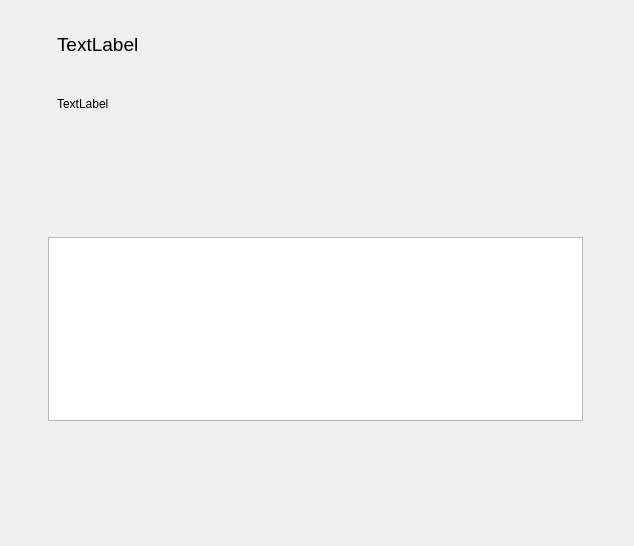
The window that src/gui/ui/user/welcome_view.ui (colingelling/PyQt6-test) describes before a commit, drawn with Qt 5.
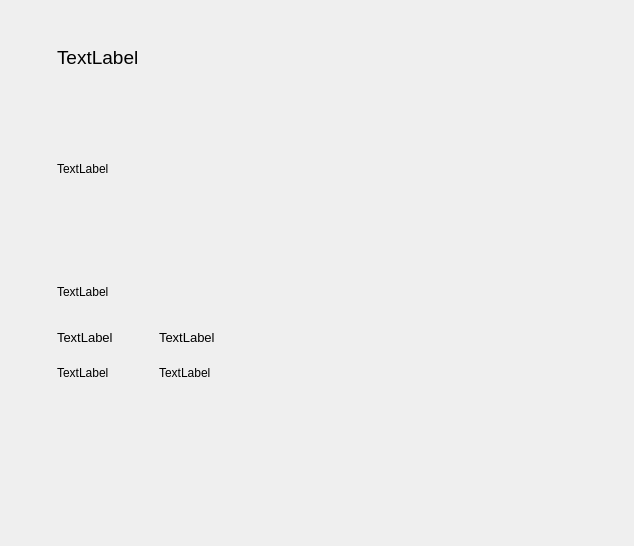
The same window after the commit.

Commit message: Added view design content and updated list with tasks.

Patch:
```diff
--- a/src/gui/ui/user/welcome_view.ui
+++ b/src/gui/ui/user/welcome_view.ui
@@ -161,51 +161,6 @@
         </property>
        </spacer>
       </item>
-      <item row="2" column="3" rowspan="4" colspan="12">
-       <widget class="QWidget" name="widget_2" native="true">
-        <layout class="QGridLayout" name="gridLayout_4">
-         <item row="1" column="0">
-          <spacer name="verticalSpacer_16">
-           <property name="orientation">
-            <enum>Qt::Vertical</enum>
-           </property>
-           <property name="sizeHint" stdset="0">
-            <size>
-             <width>20</width>
-             <height>40</height>
-            </size>
-           </property>
-          </spacer>
-         </item>
-         <item row="0" column="0">
-          <widget class="QLabel" name="userIntroductionLabel">
-           <property name="sizePolicy">
-            <sizepolicy hsizetype="Maximum" vsizetype="Maximum">
-             <horstretch>0</horstretch>
-             <verstretch>0</verstretch>
-            </sizepolicy>
-           </property>
-           <property name="text">
-            <string>TextLabel</string>
-           </property>
-          </widget>
-         </item>
-         <item row="0" column="1">
-          <spacer name="horizontalSpacer_15">
-           <property name="orientation">
-            <enum>Qt::Horizontal</enum>
-           </property>
-           <property name="sizeHint" stdset="0">
-            <size>
-             <width>40</width>
-             <height>20</height>
-            </size>
-           </property>
-          </spacer>
-         </item>
-        </layout>
-       </widget>
-      </item>
       <item row="10" column="10">
        <spacer name="horizontalSpacer_7">
         <property name="orientation">
@@ -446,8 +401,275 @@
         </property>
        </spacer>
       </item>
-      <item row="6" column="3" colspan="12">
-       <widget class="QListView" name="userListView"/>
+      <item row="2" column="3" rowspan="3" colspan="12">
+       <widget class="QWidget" name="widget_2" native="true">
+        <layout class="QGridLayout" name="gridLayout_4">
+         <item row="1" column="0">
+          <spacer name="verticalSpacer_16">
+           <property name="orientation">
+            <enum>Qt::Vertical</enum>
+           </property>
+           <property name="sizeType">
+            <enum>QSizePolicy::Preferred</enum>
+           </property>
+           <property name="sizeHint" stdset="0">
+            <size>
+             <width>20</width>
+             <height>30</height>
+            </size>
+           </property>
+          </spacer>
+         </item>
+         <item row="0" column="0">
+          <widget class="QLabel" name="userIntroductionLabel">
+           <property name="sizePolicy">
+            <sizepolicy hsizetype="Maximum" vsizetype="Maximum">
+             <horstretch>0</horstretch>
+             <verstretch>0</verstretch>
+            </sizepolicy>
+           </property>
+           <property name="text">
+            <string>TextLabel</string>
+           </property>
+          </widget>
+         </item>
+         <item row="0" column="1">
+          <spacer name="horizontalSpacer_15">
+           <property name="orientation">
+            <enum>Qt::Horizontal</enum>
+           </property>
+           <property name="sizeHint" stdset="0">
+            <size>
+             <width>40</width>
+             <height>20</height>
+            </size>
+           </property>
+          </spacer>
+         </item>
+        </layout>
+       </widget>
+      </item>
+      <item row="5" column="3" rowspan="3" colspan="12">
+       <widget class="QWidget" name="widget_3" native="true">
+        <layout class="QGridLayout" name="gridLayout_5">
+         <item row="3" column="0">
+          <widget class="QLabel" name="userDataNameCredLabel">
+           <property name="font">
+            <font>
+             <pointsize>9</pointsize>
+            </font>
+           </property>
+           <property name="text">
+            <string>TextLabel</string>
+           </property>
+          </widget>
+         </item>
+         <item row="4" column="0">
+          <spacer name="verticalSpacer_3">
+           <property name="orientation">
+            <enum>Qt::Vertical</enum>
+           </property>
+           <property name="sizeHint" stdset="0">
+            <size>
+             <width>20</width>
+             <height>40</height>
+            </size>
+           </property>
+          </spacer>
+         </item>
+         <item row="2" column="0">
+          <widget class="QLabel" name="userDataNameTitleLabel">
+           <property name="font">
+            <font>
+             <pointsize>10</pointsize>
+            </font>
+           </property>
+           <property name="text">
+            <string>TextLabel</string>
+           </property>
+          </widget>
+         </item>
+         <item row="3" column="3">
+          <spacer name="horizontalSpacer_17">
+           <property name="orientation">
+            <enum>Qt::Horizontal</enum>
+           </property>
+           <property name="sizeHint" stdset="0">
+            <size>
+             <width>40</width>
+             <height>20</height>
+            </size>
+           </property>
+          </spacer>
+         </item>
+         <item row="0" column="0">
+          <widget class="QLabel" name="userDataTitleLabel">
+           <property name="sizePolicy">
+            <sizepolicy hsizetype="Maximum" vsizetype="Maximum">
+             <horstretch>0</horstretch>
+             <verstretch>0</verstretch>
+            </sizepolicy>
+           </property>
+           <property name="text">
+            <string>TextLabel</string>
+           </property>
+          </widget>
+         </item>
+         <item row="1" column="0">
+          <spacer name="verticalSpacer_4">
+           <property name="orientation">
+            <enum>Qt::Vertical</enum>
+           </property>
+           <property name="sizeType">
+            <enum>QSizePolicy::Preferred</enum>
+           </property>
+           <property name="sizeHint" stdset="0">
+            <size>
+             <width>20</width>
+             <height>4</height>
+            </size>
+           </property>
+          </spacer>
+         </item>
+         <item row="0" column="2">
+          <spacer name="verticalSpacer_5">
+           <property name="orientation">
+            <enum>Qt::Vertical</enum>
+           </property>
+           <property name="sizeHint" stdset="0">
+            <size>
+             <width>20</width>
+             <height>40</height>
+            </size>
+           </property>
+          </spacer>
+         </item>
+         <item row="2" column="2">
+          <widget class="QLabel" name="userDataCreatedLabel">
+           <property name="font">
+            <font>
+             <pointsize>10</pointsize>
+            </font>
+           </property>
+           <property name="text">
+            <string>TextLabel</string>
+           </property>
+          </widget>
+         </item>
+         <item row="2" column="1">
+          <spacer name="horizontalSpacer_16">
+           <property name="orientation">
+            <enum>Qt::Horizontal</enum>
+           </property>
+           <property name="sizeType">
+            <enum>QSizePolicy::Preferred</enum>
+           </property>
+           <property name="sizeHint" stdset="0">
+            <size>
+             <width>40</width>
+             <height>30</height>
+            </size>
+           </property>
+          </spacer>
+         </item>
+         <item row="3" column="1">
+          <spacer name="horizontalSpacer_18">
+           <property name="orientation">
+            <enum>Qt::Horizontal</enum>
+           </property>
+           <property name="sizeType">
+            <enum>QSizePolicy::Preferred</enum>
+           </property>
+           <property name="sizeHint" stdset="0">
+            <size>
+             <width>40</width>
+             <height>30</height>
+            </size>
+           </property>
+          </spacer>
+         </item>
+         <item row="3" column="2">
+          <widget class="QLabel" name="userDataCreatedCredLabel">
+           <property name="font">
+            <font>
+             <pointsize>9</pointsize>
+            </font>
+           </property>
+           <property name="text">
+            <string>TextLabel</string>
+           </property>
+          </widget>
+         </item>
+         <item row="0" column="3">
+          <spacer name="horizontalSpacer_19">
+           <property name="orientation">
+            <enum>Qt::Horizontal</enum>
+           </property>
+           <property name="sizeHint" stdset="0">
+            <size>
+             <width>40</width>
+             <height>20</height>
+            </size>
+           </property>
+          </spacer>
+         </item>
+         <item row="0" column="1">
+          <spacer name="horizontalSpacer_20">
+           <property name="orientation">
+            <enum>Qt::Horizontal</enum>
+           </property>
+           <property name="sizeType">
+            <enum>QSizePolicy::Preferred</enum>
+           </property>
+           <property name="sizeHint" stdset="0">
+            <size>
+             <width>40</width>
+             <height>30</height>
+            </size>
+           </property>
+          </spacer>
+         </item>
+         <item row="4" column="1">
+          <spacer name="verticalSpacer_6">
+           <property name="orientation">
+            <enum>Qt::Vertical</enum>
+           </property>
+           <property name="sizeHint" stdset="0">
+            <size>
+             <width>20</width>
+             <height>40</height>
+            </size>
+           </property>
+          </spacer>
+         </item>
+         <item row="4" column="2">
+          <spacer name="verticalSpacer_15">
+           <property name="orientation">
+            <enum>Qt::Vertical</enum>
+           </property>
+           <property name="sizeHint" stdset="0">
+            <size>
+             <width>20</width>
+             <height>40</height>
+            </size>
+           </property>
+          </spacer>
+         </item>
+         <item row="4" column="3">
+          <spacer name="verticalSpacer_17">
+           <property name="orientation">
+            <enum>Qt::Vertical</enum>
+           </property>
+           <property name="sizeHint" stdset="0">
+            <size>
+             <width>20</width>
+             <height>40</height>
+            </size>
+           </property>
+          </spacer>
+         </item>
+        </layout>
+       </widget>
       </item>
      </layout>
     </item>
```
The commit also changes 3 other files.
